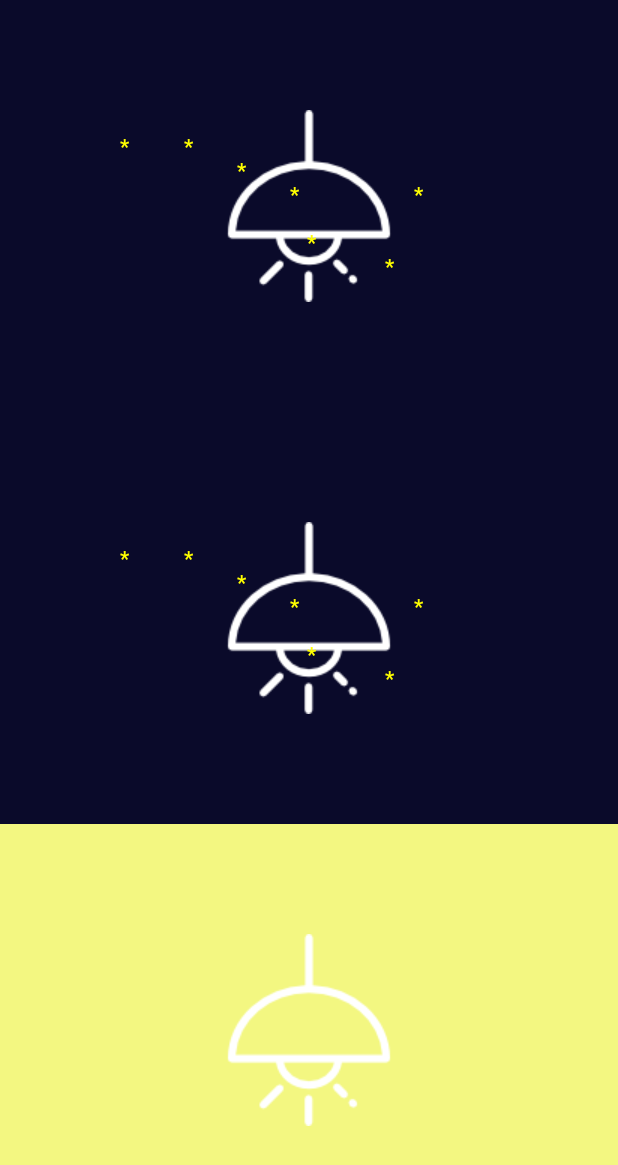
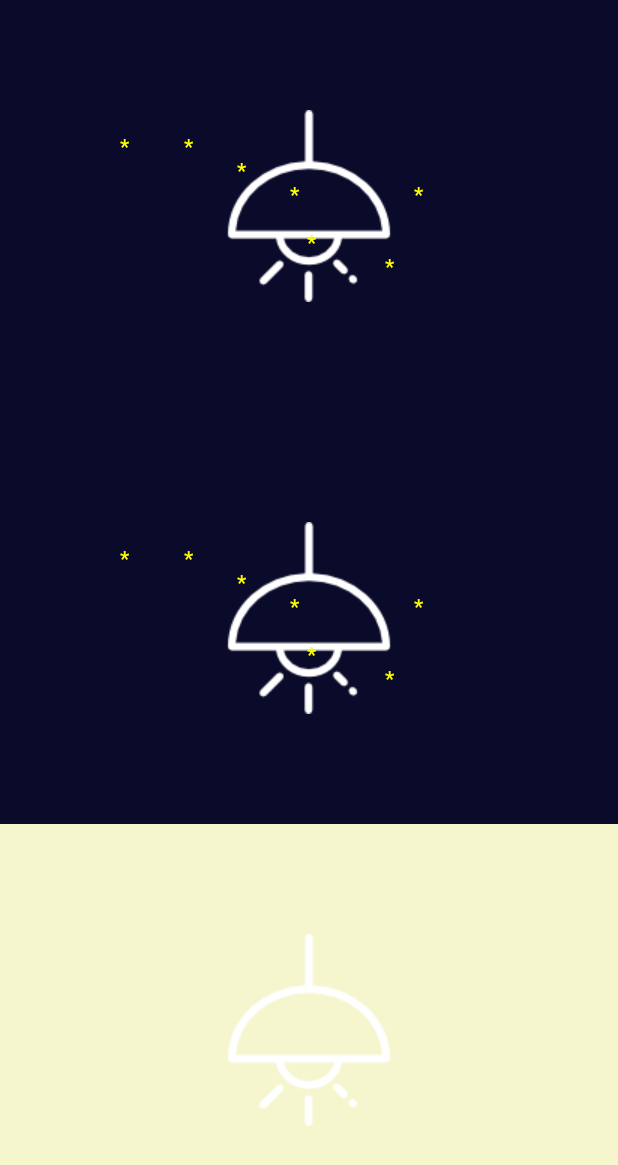
Before and after one commit to dlcksgy/IOT_project_switcher_android, an Android app: the SwitchActivity screen opened directly, with no data from a screen before it, after a tap on an icon or button, on a phone screen of 412 x 824 dp. Shown: the top 1165 px of the screen. Run offline under Robolectric (Android 15) with nearby library versions, the phone set to English and light mode, and no system bars; 3 other taps on this screen came first.

Commit message:
스플레시화면 만듬.

```diff
--- a/Switcher/app/src/main/java/com/example/a01020/Switcher/MainActivity.java
+++ b/Switcher/app/src/main/java/com/example/a01020/Switcher/MainActivity.java
@@ -11,8 +11,9 @@ public class MainActivity extends AppCompatActivity {
 
     @Override
     protected void onCreate(Bundle savedInstanceState) {
+
+        setTheme(R.style.AppTheme);
         super.onCreate(savedInstanceState);
-        requestWindowFeature(Window.FEATURE_NO_TITLE);
         setContentView(R.layout.activity_main);
 
         Button switchButton = findViewById(R.id.button_switch);
--- a/Switcher/app/src/main/java/com/example/a01020/Switcher/SwitchActivity.java
+++ b/Switcher/app/src/main/java/com/example/a01020/Switcher/SwitchActivity.java
@@ -11,6 +11,14 @@ import android.widget.RelativeLayout;
 import android.widget.ToggleButton;
 
 public class SwitchActivity extends AppCompatActivity {
+
+    String stars = "                                                                          \n" +
+                    "   *           *                                                                \n" +
+                    "                          *                                                     \n" +
+                    "                                      *                       *                   \n" +
+                    "                                                                          \n" +
+                    "                                          *                                         \n" +
+                    "                                                        *                        \n";
 
     @Override
     protected void onCreate(Bundle savedInstanceState) {
@@ -40,14 +48,7 @@ public class SwitchActivity extends AppCompatActivity {
                 } else {
                     switch1.setTextColor(Color.YELLOW);
                     background1.setBackground(getDrawable(R.color.nightGray));
-                    switch1.setText(
-                            "                                                                          \n" +
-                            "   *           *                                                                \n" +
-                            "                          *                                                     \n" +
-                            "                                      *                       *                   \n" +
-                            "                                                                          \n" +
-                            "                                          *                                         \n" +
-                            "                                                        *                        \n");
+                    switch1.setText(stars);
                 }
             }
         });
@@ -63,14 +64,7 @@ public class SwitchActivity extends AppCompatActivity {
                 } else {
                     switch2.setTextColor(Color.YELLOW);
                     background2.setBackground(getDrawable(R.color.nightGray));
-                    switch2.setText(
-                            "                                                                          \n" +
-                                    "   *           *                                                                \n" +
-                                    "                          *                                                     \n" +
-                                    "                                      *                       *                   \n" +
-                                    "                                                                          \n" +
-                                    "                                          *                                         \n" +
-                                    "                                                        *                        \n");
+                    switch2.setText(stars);
                 }
             }
         });
@@ -86,14 +80,7 @@ public class SwitchActivity extends AppCompatActivity {
                 } else {
                     switch3.setTextColor(Color.YELLOW);
                     background3.setBackground(getDrawable(R.color.nightGray));
-                    switch3.setText(
-                            "                                                                          \n" +
-                                    "   *           *                                                                \n" +
-                                    "                          *                                                     \n" +
-                                    "                                      *                       *                   \n" +
-                                    "                                                                          \n" +
-                                    "                                          *                                         \n" +
-                                    "                                                        *                        \n");
+                    switch3.setText(stars);
                 }
             }
         });
--- /dev/null
+++ b/Switcher/app/src/main/res/drawable/splash.xml
@@ -0,0 +1,11 @@
+<?xml version="1.0" encoding="utf-8"?>
+<layer-list xmlns:android="http://schemas.android.com/apk/res/android"
+    android:opacity="opaque">
+    <item android:drawable="@color/sky"/>
+    <item>
+        <bitmap
+            android:gravity="center"
+            android:src="@drawable/logo"/>
+    </item>
+
+</layer-list>
--- a/Switcher/app/src/main/res/layout/activity_reservation.xml
+++ b/Switcher/app/src/main/res/layout/activity_reservation.xml
@@ -103,7 +103,7 @@
 
     <Spinner
         android:id="@+id/MinuteSpinner"
-        android:layout_width="80dp"
+        android:layout_width="90dp"
         android:layout_height="48dp"
         android:layout_marginBottom="8dp"
         android:layout_marginEnd="8dp"
@@ -133,7 +133,7 @@
 
     <Spinner
         android:id="@+id/HourSpinner"
-        android:layout_width="80dp"
+        android:layout_width="90dp"
         android:layout_height="48dp"
         android:layout_marginBottom="8dp"
         android:layout_marginEnd="8dp"
--- a/Switcher/app/src/main/res/values/colors.xml
+++ b/Switcher/app/src/main/res/values/colors.xml
@@ -8,9 +8,10 @@
     <color name="white">#FFFFFF</color>
     <color name="lightYellow">#F5F6CE</color>
     <color name="listViewSky">#CEF6F5</color>
-    <color name="backgroundReservationActivity">#A9BCF5</color>
-    <color name="topBar">#9F81F7</color>
+    <color name="backgroundReservationActivity">#8181F7</color>
+    <color name="topBar">#0A0A2A</color>
     <color name="nightGray">#0A0A2A</color>
-    <color name="dayYellow">#F3F781</color>
+    <color name="dayYellow">#F5F6CE</color>
     <color name="invisible">#00ffffff</color>
+    <color name="sky">#CEF6F5</color>
 </resources>
--- a/Switcher/app/src/main/res/values/styles.xml
+++ b/Switcher/app/src/main/res/values/styles.xml
@@ -8,4 +8,10 @@
         <item name="colorAccent">@color/colorAccent</item>
     </style>
 
+    <style name="SplashTheme" parent="AppTheme">
+        <item name="windowNoTitle">true</item>
+        <item name="windowActionBar">false</item>
+        <item name="android:windowBackground">@drawable/splash</item>
+    </style>
+
 </resources>
```
Also changed, not shown: Switcher/app/src/main/AndroidManifest.xml (+26 -12 lines), Switcher/app/src/main/res/drawable/logo.png (added).
